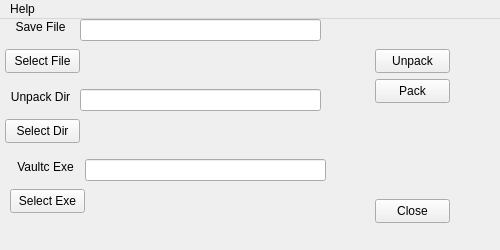
First picture: the form in fomse.ui, repository AlbusNoir/FoMSE, before the edit.
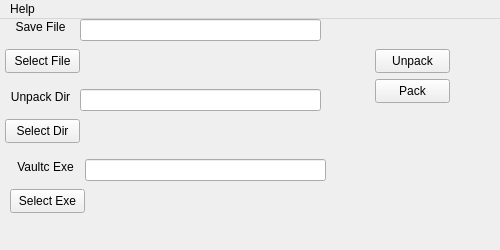
Second picture: the form after the edit.

The edit to the form file:
```diff
--- a/fomse.ui
+++ b/fomse.ui
@@ -187,19 +187,6 @@
      <string>Select Exe</string>
     </property>
    </widget>
-   <widget class="QPushButton" name="finBtn">
-    <property name="geometry">
-     <rect>
-      <x>375</x>
-      <y>180</y>
-      <width>75</width>
-      <height>24</height>
-     </rect>
-    </property>
-    <property name="text">
-     <string>Close</string>
-    </property>
-   </widget>
   </widget>
   <widget class="QMenuBar" name="menuBar">
    <property name="geometry">
```
